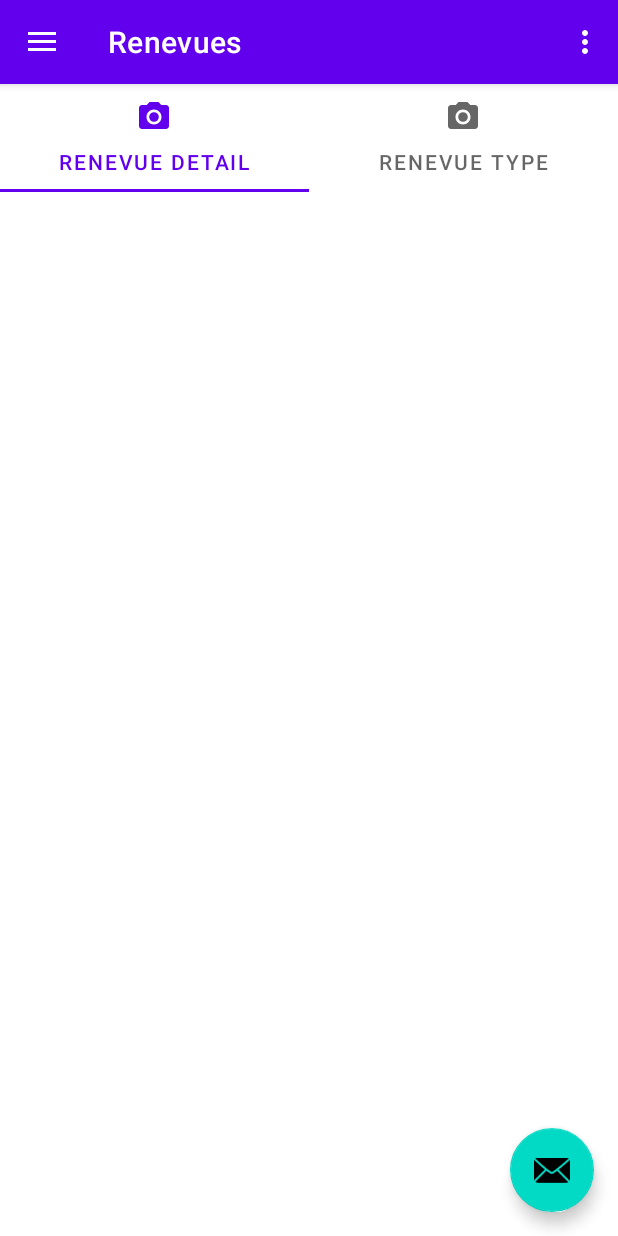
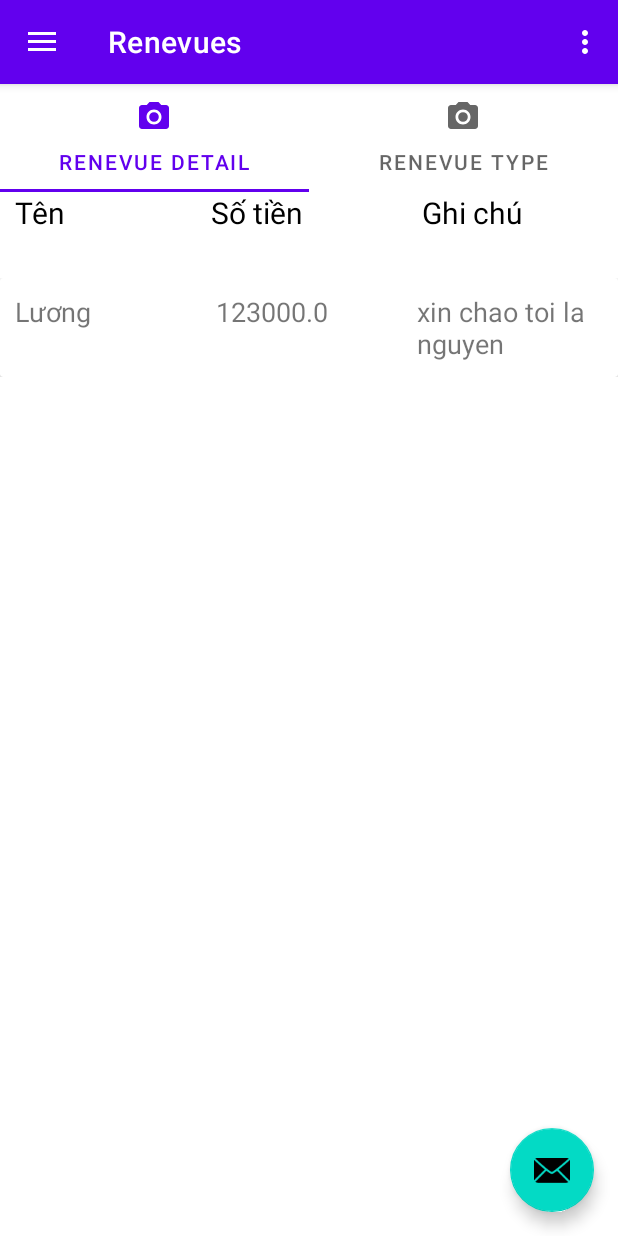
Before and after one commit to cleverlyisme/ExpenditureManagementApp, an Android app: the screen it shows after launch (MainActivity), in the side drawer, after a tap on "Renevues", on a phone screen of 412 x 824 dp. Run offline under Robolectric (Android 15) with nearby library versions, the phone set to English and light mode, and no system bars; our stand-ins replace navigation-ui.

Commit message:
renevue_detail sql xin loi push truoc quen k doi sang nhanh rieng

```diff
--- a/app/src/main/java/com/example/expendituremanagementapp/database/adapter/RenevueAdapter.java
+++ b/app/src/main/java/com/example/expendituremanagementapp/database/adapter/RenevueAdapter.java
@@ -19,9 +19,11 @@ public class RenevueAdapter extends RecyclerView.Adapter<RenevueAdapter.RenevueV
     private Context context;
     private List<Renevue> lists;
 
-    public RenevueAdapter(Context context) {
+    public RenevueAdapter(Context context, List<Renevue> lists) {
         this.context = context;
+        this.lists = lists;
     }
+
     public void setData(List<Renevue> list){
         this.lists = list;
         notifyDataSetChanged();
--- a/app/src/main/java/com/example/expendituremanagementapp/model/Renevue.java
+++ b/app/src/main/java/com/example/expendituremanagementapp/model/Renevue.java
@@ -8,8 +8,8 @@ import androidx.lifecycle.MutableLiveData;
 import com.example.expendituremanagementapp.database.DatabaseHelper;
 
 public class Renevue {
-    private static DatabaseHelper dbHelper;
-    private static SQLiteDatabase db = dbHelper.getWritableDatabase();
+//    private static DatabaseHelper dbHelper;
+//    private static SQLiteDatabase db = dbHelper.getWritableDatabase();
 
     private int id = -1, renevueTypeId=-1, userId = -1;
     private String name, note;
@@ -17,7 +17,7 @@ public class Renevue {
 
     public Renevue() {}
 
-    public Renevue(int id, String name, String note, float price, int renevueTypeId, int userId) {
+    public Renevue(int id, String name, float price, String note, int userId, int renevueTypeId) {
         this.id = id;
         this.name = name;
         this.note = note;
@@ -74,21 +74,21 @@ public class Renevue {
         this.renevueTypeId = renevueTypeId;
     }
 
-    public static LiveData<Float> getTotalRenevue() {
-        MutableLiveData<Float> totalRevenueLiveData = new MutableLiveData<>();
-
-        Cursor cursor = db.rawQuery("SELECT SUM(price) FROM revenues", null);
-        float sum = 0;
-
-        if (cursor.moveToFirst()) {
-            sum = cursor.getFloat(0);
-        }
-
-        cursor.close();
-        db.close();
-
-        totalRevenueLiveData.setValue(sum);
-
-        return totalRevenueLiveData;
-    }
+//    public static LiveData<Float> getTotalRenevue() {
+//        MutableLiveData<Float> totalRevenueLiveData = new MutableLiveData<>();
+//
+//        Cursor cursor = db.rawQuery("SELECT SUM(price) FROM revenues", null);
+//        float sum = 0;
+//
+//        if (cursor.moveToFirst()) {
+//            sum = cursor.getFloat(0);
+//        }
+//
+//        cursor.close();
+//        db.close();
+//
+//        totalRevenueLiveData.setValue(sum);
+//
+//        return totalRevenueLiveData;
+//    }
 }
--- a/app/src/main/java/com/example/expendituremanagementapp/ui/renevue/RenevueDetailFragment.java
+++ b/app/src/main/java/com/example/expendituremanagementapp/ui/renevue/RenevueDetailFragment.java
@@ -2,6 +2,8 @@ package com.example.expendituremanagementapp.ui.renevue;
 
 import androidx.lifecycle.ViewModelProvider;
 
+import android.database.Cursor;
+import android.database.sqlite.SQLiteDatabase;
 import android.os.Bundle;
 
 import androidx.annotation.NonNull;
@@ -15,8 +17,10 @@ import android.view.View;
 import android.view.ViewGroup;
 
 import com.example.expendituremanagementapp.R;
+import com.example.expendituremanagementapp.database.DatabaseHelper;
 import com.example.expendituremanagementapp.database.adapter.RenevueAdapter;
 import com.example.expendituremanagementapp.model.Renevue;
+import com.example.expendituremanagementapp.model.RenevueType;
 
 import java.util.ArrayList;
 import java.util.List;
@@ -26,7 +30,8 @@ public class RenevueDetailFragment extends Fragment {
     private RenevueDetailViewModel mViewModel;
     private RecyclerView rcV;
     private RenevueAdapter adapter;
-
+    private ArrayList<Renevue> arrayList;
+    private DatabaseHelper database;
     public static RenevueDetailFragment newInstance() {
         return new RenevueDetailFragment();
     }
@@ -42,22 +47,37 @@ public class RenevueDetailFragment extends Fragment {
         super.onViewCreated(view, savedInstanceState);
 
         rcV = view.findViewById(R.id.rcV_renevue_detail);
-        adapter = new RenevueAdapter(view.getContext());
+        arrayList =new ArrayList<>();
+        adapter = new RenevueAdapter(view.getContext(), arrayList);
+
+        database = new DatabaseHelper(view.getContext());
+        SQLiteDatabase db = database.getWritableDatabase();
+
+        db.execSQL("INSERT INTO revenues VALUES(null, 'Lương', 123000, '', 1, 1)");
+        db.execSQL("DELETE FROM revenues");
+        db.execSQL("INSERT INTO revenues VALUES(null, 'Lương', 123000, 'xin chao toi la nguyen', 1, 1)");
 
         LinearLayoutManager linearLayoutManager =new LinearLayoutManager(view.getContext(), RecyclerView.VERTICAL, false);
         rcV.setLayoutManager(linearLayoutManager);
-        adapter.setData(getListRenevue());
-
+        adapter.setData(arrayList);
         rcV.setAdapter(adapter);
+        actionGetData();
     }
 
-    private List<Renevue> getListRenevue(){
-        List<Renevue> list = new ArrayList<>();
-//        list.add(new Renevue(1, 1, "nguyen", "khong", 123000));
-//        list.add(new Renevue(2, 2, "Tran", "khong", 1234000));
-//        list.add(new Renevue(3, 3, "Quang", "khong", 12345000));
-
-        return list;
+    private void actionGetData(){
+        SQLiteDatabase db = database.getReadableDatabase();
+        Cursor cursor = db.rawQuery("SELECT * FROM revenues", null);
+        arrayList.clear();
+        while (cursor.moveToNext()){
+            int id = cursor.getInt(0);
+            String name = cursor.getString(1);
+            float price = cursor.getFloat(2);
+            String note = cursor.getString(3);
+            int userId = cursor.getInt(4);
+            int renevueTypeId = cursor.getType(5);
+            arrayList.add(new Renevue(id, name, price, note, userId, renevueTypeId));
+            adapter.notifyDataSetChanged();
+        }
     }
 
     @Override
--- a/app/src/main/res/layout/fragment_renevue_detail.xml
+++ b/app/src/main/res/layout/fragment_renevue_detail.xml
@@ -1,15 +1,52 @@
 <?xml version="1.0" encoding="utf-8"?>
-<RelativeLayout
+<LinearLayout
     xmlns:android="http://schemas.android.com/apk/res/android"
     xmlns:app="http://schemas.android.com/apk/res-auto"
     xmlns:tools="http://schemas.android.com/tools"
     android:layout_width="match_parent"
     android:layout_height="match_parent"
-    tools:context=".ui.renevue.RenevueDetailFragment">
+    tools:context=".ui.renevue.RenevueDetailFragment"
+    android:orientation="vertical">
+    <LinearLayout
+        android:layout_width="match_parent"
+        android:layout_height="wrap_content"
+        android:orientation="horizontal"
+        android:weightSum="3">
+        <TextView
+            android:layout_width="0dp"
+            android:layout_height="wrap_content"
+            android:text="Tên"
+            android:textSize="20dp"
+            android:layout_alignParentStart="true"
+            android:paddingLeft="10dp"
+            android:layout_weight="1"
+            android:textColor="#000"/>
+        <TextView
+            android:layout_width="0dp"
+            android:layout_height="wrap_content"
+            android:text="Số tiền"
+            android:textSize="20dp"
+            android:layout_centerHorizontal="true"
+            android:layout_marginStart="10dp"
+            android:layout_marginEnd="10dp"
+            android:layout_weight="1"
+            android:textColor="#000"/>
+        <TextView
+            android:layout_width="0dp"
+            android:layout_height="wrap_content"
+            android:text="Ghi chú"
+            android:textSize="20dp"
+            android:layout_alignParentEnd="true"
+            android:paddingEnd="10dp"
+            android:layout_weight="1"
+            android:textColor="#000"/>
+    </LinearLayout>
+
 
     <androidx.recyclerview.widget.RecyclerView
         android:id="@+id/rcV_renevue_detail"
         android:layout_width="match_parent"
-        android:layout_height="wrap_content"/>
+        android:layout_height="wrap_content"
+        android:layout_marginTop="30dp"/>
 
-</RelativeLayout>
+</LinearLayout>
--- a/app/src/main/res/layout/renevue_detail_item.xml
+++ b/app/src/main/res/layout/renevue_detail_item.xml
@@ -2,33 +2,35 @@
 <androidx.cardview.widget.CardView xmlns:android="http://schemas.android.com/apk/res/android"
     android:layout_width="match_parent"
     android:layout_height="wrap_content">
-    <RelativeLayout
+    <LinearLayout
         android:layout_width="match_parent"
         android:layout_height="wrap_content"
-        android:padding="10dp">
+        android:padding="10dp"
+        android:orientation="horizontal"
+        android:weightSum="3">
         <TextView
             android:id="@+id/revenue_detail_name"
-            android:layout_width="wrap_content"
+            android:layout_width="0dp"
             android:layout_height="wrap_content"
             android:text="nguyen"
             android:textSize="18dp"
-            android:layout_alignParentStart="true"/>
+            android:layout_weight="1"/>
         <TextView
             android:id="@+id/revenue_detail_price"
-            android:layout_width="wrap_content"
+            android:layout_width="0dp"
             android:layout_height="wrap_content"
             android:text="123000"
             android:textSize="18dp"
-            android:layout_centerHorizontal="true"
-            android:layout_marginLeft="10dp"/>
+            android:layout_weight="1"
+            android:layout_marginStart="10dp"
+            android:layout_marginEnd="10dp"/>
         <TextView
             android:id="@+id/revenue_detail_note"
-            android:layout_width="wrap_content"
+            android:layout_width="0dp"
             android:layout_height="wrap_content"
             android:text="xin chao"
             android:textSize="18dp"
-            android:layout_alignParentEnd="true"
-            android:layout_marginLeft="10dp"/>
-    </RelativeLayout>
+            android:layout_weight="1"/>
+    </LinearLayout>
 
 </androidx.cardview.widget.CardView>
```
